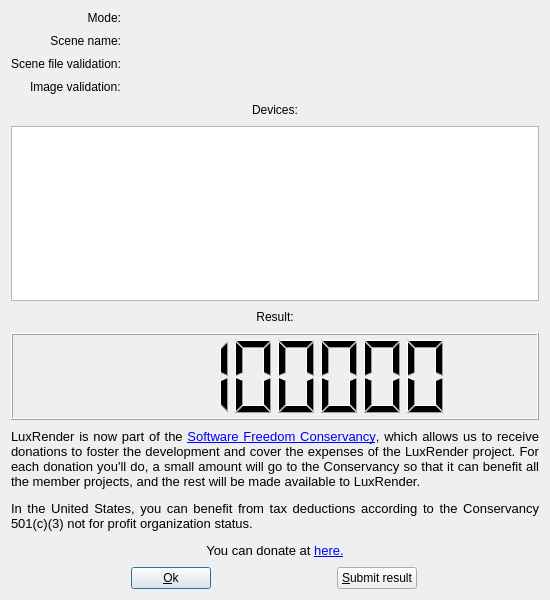
Old version of the form src/resultdialog.ui in the repository LuxCoreRender/LuxMark.
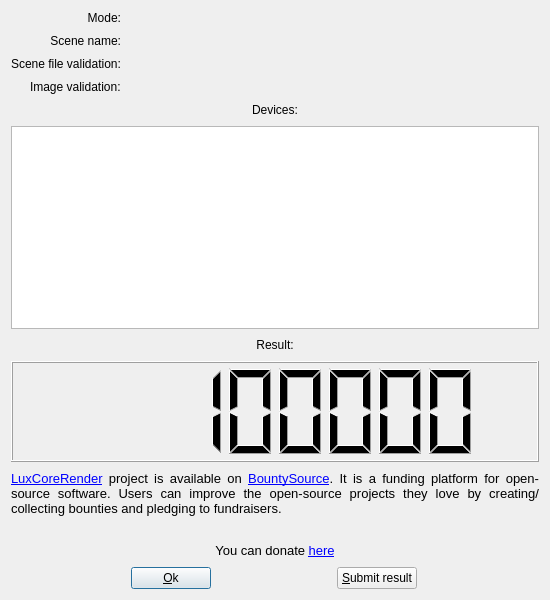
New version of the form. Icons and pictures are not drawn.

```diff
--- a/src/resultdialog.ui
+++ b/src/resultdialog.ui
@@ -120,7 +120,7 @@
        <verstretch>1</verstretch>
       </sizepolicy>
      </property>
-     <property name="numDigits">
+     <property name="digitCount">
       <number>8</number>
      </property>
      <property name="value" stdset="0">
@@ -202,7 +202,7 @@
       <number>1</number>
      </property>
      <property name="text">
-      <string>&lt;html&gt;&lt;head/&gt;&lt;body&gt;&lt;p align=&quot;justify&quot;&gt;LuxRender is now part of the &lt;a href=&quot;http://sfconservancy.org&quot;&gt;&lt;span style=&quot; text-decoration: underline; color:#0000ff;&quot;&gt;Software Freedom Conservancy&lt;/span&gt;&lt;/a&gt;, which allows us to receive donations to foster the development and cover the expenses of the LuxRender project. For each donation you'll do, a small amount will go to the Conservancy so that it can benefit all the member projects, and the rest will be made available to LuxRender.&lt;/p&gt;&lt;p align=&quot;justify&quot;&gt;In the United States, you can benefit from tax deductions according to the Conservancy 501(c)(3) not for profit organization status.&lt;/p&gt;&lt;p align=&quot;center&quot;&gt;You can donate at &lt;a href=&quot;http://www.luxrender.net/en_GB/donate&quot;&gt;&lt;span style=&quot; text-decoration: underline; color:#0000ff;&quot;&gt;here&lt;/span&gt;&lt;/a&gt;&lt;a href=&quot;http://www.luxrender.net/en_GB/donate&quot;&gt;&lt;span style=&quot; color:#0000ff;&quot;&gt;.&lt;/span&gt;&lt;/a&gt;&lt;/p&gt;&lt;/body&gt;&lt;/html&gt;</string>
+      <string>&lt;html&gt;&lt;head/&gt;&lt;body&gt;&lt;p align=&quot;justify&quot;&gt;&lt;a href=&quot;https://luxcorerender.org&quot;&gt;&lt;span style=&quot; text-decoration: underline; color:#0000ff;&quot;&gt;LuxCoreRender&lt;/span&gt;&lt;/a&gt; project is available on &lt;a href=&quot;https://www.bountysource.com/teams/luxcorerender&quot;&gt;&lt;span style=&quot; text-decoration: underline; color:#0000ff;&quot;&gt;BountySource&lt;/span&gt;&lt;/a&gt;. It is a funding platform for open-source software. Users can improve the open-source projects they love by creating/collecting bounties and pledging to fundraisers.&lt;/p&gt;&lt;p align=&quot;center&quot;&gt;&lt;br/&gt;You can donate &lt;a href=&quot;https://salt.bountysource.com/teams/luxcorerender&quot;&gt;&lt;span style=&quot; text-decoration: underline; color:#0000ff;&quot;&gt;here&lt;/span&gt;&lt;/a&gt;&lt;/p&gt;&lt;/body&gt;&lt;/html&gt;</string>
      </property>
      <property name="textFormat">
       <enum>Qt::RichText</enum>
```
Left out of the diff: 14 changed lines with no effect on the pictures.
